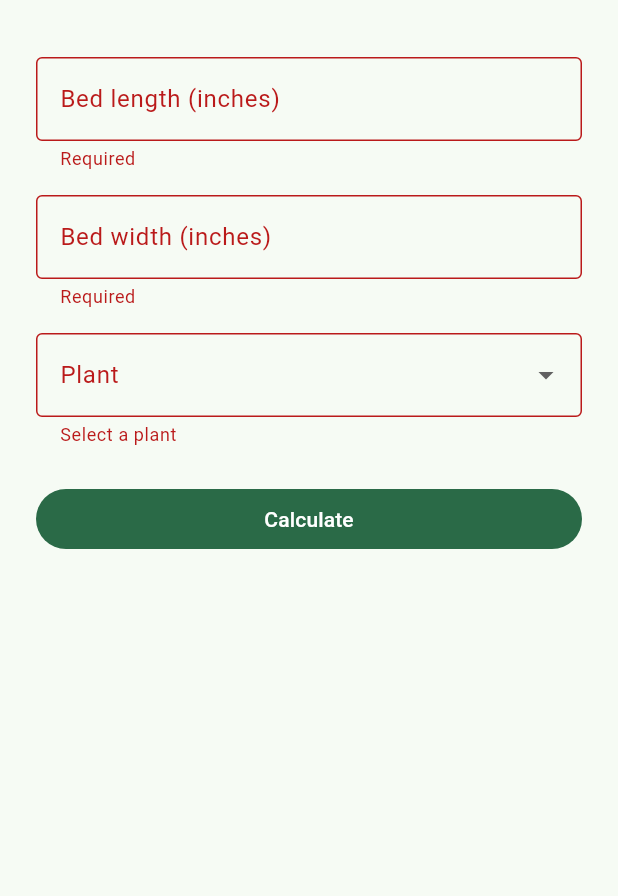
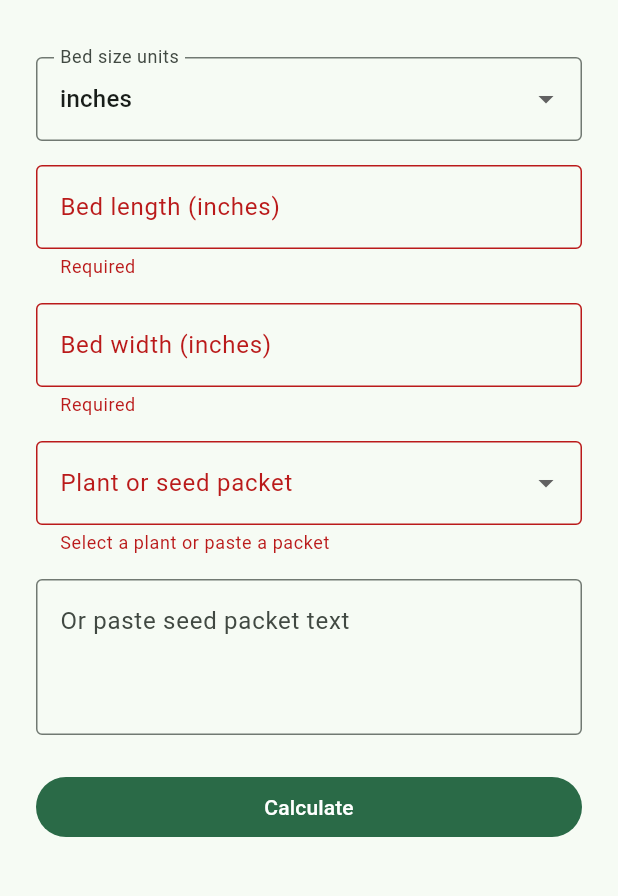
Before and after one commit to AlessandraLoz/GardenSpacer, a Flutter app: the screen it shows after launch, after a tap on "Calculate", on a phone screen of 412 x 824 dp, the part 63-959 px from its top. Run offline on Flutter 3.47's test engine with Material 3 defaults, Android fonts, the phone set to English and light mode, and no system bars.

Commit message:
Add bed-size units and seed-packet catalog plus paste parsing.
Co-authored-by: Cursor <cursoragent@cursor.com>

```diff
--- /dev/null
+++ b/lib/data/seed_packets.dart
@@ -0,0 +1,95 @@
+import '../models/plant.dart';
+
+/// Spacing taken from typical retail packet / catalog wording (US brands).
+/// Values use the wider end of a range so the bed is not overcrowded.
+final List<Plant> seedPackets = [
+  Plant(
+    name: 'Better Boy Hybrid Tomato',
+    brand: 'Burpee',
+    category: 'vegetable',
+    method: SpacingMethod.row,
+    inRowInches: 36,
+    betweenRowInches: 48,
+    packetExtract: 'Set plants 36" apart in rows 4\' apart.',
+  ),
+  Plant(
+    name: 'Tendergreen Bush Bean',
+    brand: 'Burpee',
+    category: 'vegetable',
+    method: SpacingMethod.row,
+    inRowInches: 4,
+    betweenRowInches: 18,
+    packetExtract: 'Sow 2" apart; thin to 4" apart. Rows 18" apart.',
+  ),
+  Plant(
+    name: 'Waltham 29 Broccoli',
+    brand: 'Burpee',
+    category: 'vegetable',
+    method: SpacingMethod.row,
+    inRowInches: 18,
+    betweenRowInches: 24,
+    packetExtract: 'Set plants 18" apart in rows 24" apart.',
+  ),
+  Plant(
+    name: 'Black Seeded Simpson Lettuce',
+    brand: 'Botanical Interests',
+    category: 'vegetable',
+    method: SpacingMethod.row,
+    inRowInches: 6,
+    betweenRowInches: 12,
+    packetExtract: 'Thin to 6" apart. Rows 12" apart.',
+  ),
+  Plant(
+    name: 'Danvers 126 Carrot',
+    brand: 'Burpee',
+    category: 'vegetable',
+    method: SpacingMethod.row,
+    inRowInches: 3,
+    betweenRowInches: 18,
+    packetExtract: 'Thin to 2–3" apart. Rows 12–18" apart.',
+  ),
+  Plant(
+    name: 'Sweet Basil',
+    brand: 'Burpee',
+    category: 'herb',
+    method: SpacingMethod.squareFoot,
+    perSquareFoot: 4,
+    packetExtract: 'Thin to 6–12" apart; about 4 plants per square foot.',
+  ),
+  Plant(
+    name: 'Marketmore 76 Cucumber',
+    brand: 'Burpee',
+    category: 'vegetable',
+    method: SpacingMethod.row,
+    inRowInches: 12,
+    betweenRowInches: 48,
+    packetExtract: 'Trellis: plants 12" apart in rows 4\' apart.',
+  ),
+  Plant(
+    name: 'California Wonder Pepper',
+    brand: 'Burpee',
+    category: 'vegetable',
+    method: SpacingMethod.row,
+    inRowInches: 18,
+    betweenRowInches: 36,
+    packetExtract: 'Set plants 18" apart in rows 24–36" apart.',
+  ),
+  Plant(
+    name: 'Cherry Belle Radish',
+    brand: 'Ferry-Morse',
+    category: 'vegetable',
+    method: SpacingMethod.row,
+    inRowInches: 1,
+    betweenRowInches: 12,
+    packetExtract: 'Thin to 1" apart. Rows 8–12" apart.',
+  ),
+  Plant(
+    name: 'Provider Bush Bean',
+    brand: "Johnny's Selected Seeds",
+    category: 'vegetable',
+    method: SpacingMethod.row,
+    inRowInches: 2,
+    betweenRowInches: 24,
+    packetExtract: 'Sow 2" apart. Rows 18–24" apart.',
+  ),
+];
--- /dev/null
+++ b/lib/logic/unit_conversion.dart
@@ -0,0 +1,75 @@
+enum BedUnit { inches, feet, centimeters, millimeters, meters }
+
+double toInches(double value, BedUnit unit) {
+  switch (unit) {
+    case BedUnit.inches:
+      return value;
+    case BedUnit.feet:
+      return value * 12;
+    case BedUnit.centimeters:
+      return value / 2.54;
+    case BedUnit.millimeters:
+      return value / 25.4;
+    case BedUnit.meters:
+      return value * (100 / 2.54);
+  }
+}
+
+double amountToInches(double value, String unit) {
+  switch (unit.toLowerCase()) {
+    case 'in':
+    case 'inch':
+    case 'inches':
+    case '"':
+      return value;
+    case 'ft':
+    case 'foot':
+    case 'feet':
+    case "'":
+      return value * 12;
+    case 'cm':
+    case 'centimeter':
+    case 'centimeters':
+      return value / 2.54;
+    case 'mm':
+    case 'millimeter':
+    case 'millimeters':
+      return value / 25.4;
+    case 'm':
+    case 'meter':
+    case 'meters':
+      return value * (100 / 2.54);
+    default:
+      return value;
+  }
+}
+
+String bedUnitLabel(BedUnit unit) {
+  switch (unit) {
+    case BedUnit.inches:
+      return 'inches';
+    case BedUnit.feet:
+      return 'feet';
+    case BedUnit.centimeters:
+      return 'centimeters';
+    case BedUnit.millimeters:
+      return 'millimeters';
+    case BedUnit.meters:
+      return 'meters';
+  }
+}
+
+String bedUnitShort(BedUnit unit) {
+  switch (unit) {
+    case BedUnit.inches:
+      return 'in';
+    case BedUnit.feet:
+      return 'ft';
+    case BedUnit.centimeters:
+      return 'cm';
+    case BedUnit.millimeters:
+      return 'mm';
+    case BedUnit.meters:
+      return 'm';
+  }
+}
--- a/lib/models/plant.dart
+++ b/lib/models/plant.dart
@@ -12,6 +12,9 @@ class Plant {
   // Square-foot method
   final int? perSquareFoot;
 
+  final String? brand;
+  final String? packetExtract;
+
   Plant({
     required this.name,
     required this.category,
@@ -19,5 +22,14 @@ class Plant {
     this.inRowInches,
     this.betweenRowInches,
     this.perSquareFoot,
+    this.brand,
+    this.packetExtract,
   });
+
+  String get displayName {
+    if (brand == null || brand!.isEmpty) {
+      return name;
+    }
+    return '$brand · $name';
+  }
 }
--- a/lib/screens/home_screen.dart
+++ b/lib/screens/home_screen.dart
@@ -1,8 +1,11 @@
 import 'package:flutter/material.dart';
 import 'package:flutter/services.dart';
 
+import '../data/seed_packets.dart';
 import '../data/starter_plants.dart';
+import '../logic/packet_parser.dart';
 import '../logic/spacing_calculator.dart';
+import '../logic/unit_conversion.dart';
 import '../models/plant.dart';
 
 class HomeScreen extends StatefulWidget {
@@ -16,15 +19,35 @@ class _HomeScreenState extends State<HomeScreen> {
   final _formKey = GlobalKey<FormState>();
   final _lengthController = TextEditingController();
   final _widthController = TextEditingController();
+  final _packetController = TextEditingController();
 
+  BedUnit _unit = BedUnit.inches;
   Plant? _selectedPlant;
+  PacketParseResult? _parsedPacket;
+  String? _packetError;
   int? _plantCount;
+
+  List<Plant> get _catalogPlants => [...starterPlants, ...seedPackets];
 
   @override
   void dispose() {
     _lengthController.dispose();
     _widthController.dispose();
+    _packetController.dispose();
     super.dispose();
+  }
+
+  void _onPacketTextChanged(String value) {
+    final parsed = parseSeedPacketText(value);
+    setState(() {
+      _parsedPacket = parsed;
+      _packetError = value.trim().isEmpty
+          ? null
+          : (parsed == null
+              ? 'Could not find spacing. Include in-row and row spacing, or plants per square foot.'
+              : null);
+      _plantCount = null;
+    });
   }
 
   void _calculate() {
@@ -32,15 +55,42 @@ class _HomeScreenState extends State<HomeScreen> {
       return;
     }
 
-    final length = double.parse(_lengthController.text.trim());
-    final width = double.parse(_widthController.text.trim());
+    final packetText = _packetController.text.trim();
+    Plant? plant;
+    if (packetText.isNotEmpty) {
+      final parsed = parseSeedPacketText(packetText);
+      if (parsed == null) {
+        setState(() {
+          _packetError =
+              'Could not find spacing. Include in-row and row spacing, or plants per square foot.';
+          _plantCount = null;
+        });
+        return;
+      }
+      plant = parsed.plant;
+    } else {
+      plant = _selectedPlant;
+    }
+
+    if (plant == null) {
+      return;
+    }
+
+    final length = toInches(
+      double.parse(_lengthController.text.trim()),
+      _unit,
+    );
+    final width = toInches(
+      double.parse(_widthController.text.trim()),
+      _unit,
+    );
 
     setState(() {
-      _plantCount = calculatePlantCount(_selectedPlant!, length, width);
+      _plantCount = calculatePlantCount(plant!, length, width);
     });
   }
 
-  String? _validateInches(String? value) {
+  String? _validatePositiveNumber(String? value) {
     if (value == null || value.trim().isEmpty) {
       return 'Required';
     }
@@ -54,9 +104,18 @@ class _HomeScreenState extends State<HomeScreen> {
     return null;
   }
 
+  String? _validatePlant(Plant? plant) {
+    if (_packetController.text.trim().isNotEmpty) {
+      return null;
+    }
+    return plant == null ? 'Select a plant or paste a packet' : null;
+  }
+
   @override
   Widget build(BuildContext context) {
     final theme = Theme.of(context);
+    final unitName = bedUnitLabel(_unit);
+    final selectedExtract = _selectedPlant?.packetExtract;
 
     return Scaffold(
       appBar: AppBar(
@@ -68,54 +127,122 @@ class _HomeScreenState extends State<HomeScreen> {
           child: ListView(
             padding: const EdgeInsets.all(24),
             children: [
+              DropdownButtonFormField<BedUnit>(
+                initialValue: _unit,
+                decoration: const InputDecoration(
+                  labelText: 'Bed size units',
+                  border: OutlineInputBorder(),
+                ),
+                items: [
+                  for (final unit in BedUnit.values)
+                    DropdownMenuItem(
+                      value: unit,
+                      child: Text(bedUnitLabel(unit)),
+                    ),
+                ],
+                onChanged: (unit) {
+                  if (unit == null) {
+                    return;
+                  }
+                  setState(() {
+                    _unit = unit;
+                    _plantCount = null;
+                  });
+                },
+              ),
+              const SizedBox(height: 16),
               TextFormField(
                 controller: _lengthController,
-                decoration: const InputDecoration(
-                  labelText: 'Bed length (inches)',
-                  border: OutlineInputBorder(),
+                decoration: InputDecoration(
+                  labelText: 'Bed length ($unitName)',
+                  border: const OutlineInputBorder(),
                 ),
                 keyboardType: const TextInputType.numberWithOptions(decimal: true),
                 inputFormatters: [
                   FilteringTextInputFormatter.allow(RegExp(r'[0-9.]')),
                 ],
-                validator: _validateInches,
+                validator: _validatePositiveNumber,
               ),
               const SizedBox(height: 16),
               TextFormField(
                 controller: _widthController,
-                decoration: const InputDecoration(
-                  labelText: 'Bed width (inches)',
-                  border: OutlineInputBorder(),
+                decoration: InputDecoration(
+                  labelText: 'Bed width ($unitName)',
+                  border: const OutlineInputBorder(),
                 ),
                 keyboardType: const TextInputType.numberWithOptions(decimal: true),
                 inputFormatters: [
                   FilteringTextInputFormatter.allow(RegExp(r'[0-9.]')),
                 ],
-                validator: _validateInches,
+                validator: _validatePositiveNumber,
               ),
               const SizedBox(height: 16),
               DropdownButtonFormField<Plant>(
                 initialValue: _selectedPlant,
+                isExpanded: true,
                 decoration: const InputDecoration(
-                  labelText: 'Plant',
+                  labelText: 'Plant or seed packet',
                   border: OutlineInputBorder(),
                 ),
-                items: starterPlants
-                    .map(
-                      (plant) => DropdownMenuItem(
-                        value: plant,
-                        child: Text(plant.name),
+                items: [
+                  for (final plant in _catalogPlants)
+                    DropdownMenuItem(
+                      value: plant,
+                      child: Text(
+                        plant.displayName,
+                        overflow: TextOverflow.ellipsis,
                       ),
-                    )
-                    .toList(),
+                    ),
+                ],
                 onChanged: (plant) {
                   setState(() {
                     _selectedPlant = plant;
                     _plantCount = null;
                   });
                 },
-                validator: (plant) => plant == null ? 'Select a plant' : null,
+                validator: _validatePlant,
               ),
+              if (selectedExtract != null) ...[
+                const SizedBox(height: 8),
+                Text(
+                  selectedExtract,
+                  style: theme.textTheme.bodySmall?.copyWith(
+                    color: theme.colorScheme.onSurfaceVariant,
+                  ),
+                ),
+              ],
+              const SizedBox(height: 16),
+              TextFormField(
+                controller: _packetController,
+                minLines: 3,
+                maxLines: 6,
+                decoration: const InputDecoration(
+                  labelText: 'Or paste seed packet text',
+                  hintText:
+                      'Example: Thin to 4" apart. Rows 18" apart.\nOr: 4 plants per square foot.',
+                  border: OutlineInputBorder(),
+                  alignLabelWithHint: true,
+                ),
+                onChanged: _onPacketTextChanged,
+              ),
+              if (_parsedPacket != null) ...[
+                const SizedBox(height: 8),
+                Text(
+                  'Using ${_parsedPacket!.explanation}',
+                  style: theme.textTheme.bodySmall?.copyWith(
+                    color: theme.colorScheme.primary,
+                  ),
+                ),
+              ],
+              if (_packetError != null) ...[
+                const SizedBox(height: 8),
+                Text(
+                  _packetError!,
+                  style: theme.textTheme.bodySmall?.copyWith(
+                    color: theme.colorScheme.error,
+                  ),
+                ),
+              ],
               const SizedBox(height: 24),
               FilledButton(
                 onPressed: _calculate,
```
Also changed, not shown: lib/logic/packet_parser.dart (added, +168 -0 lines), 1 other file.
